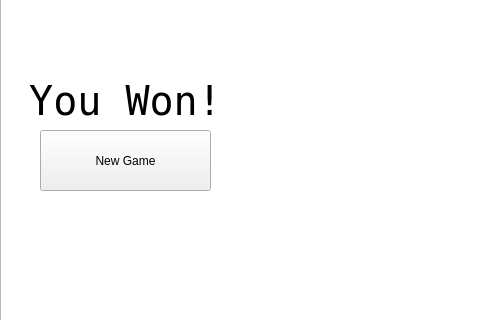
Before: the Qt Designer form Game/winwindow.ui in thyo9470/The-Thunder-Dungeon, drawn with Qt 5; both pictures show x 0 to 480 and y 110 to 430 of the 800 by 600 pixel window.
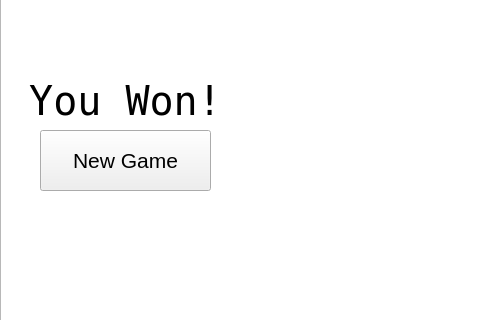
After: the same form once the commit is applied.

Patch:
```diff
--- a/Game/winwindow.ui
+++ b/Game/winwindow.ui
@@ -55,6 +55,11 @@
       <height>61</height>
      </rect>
     </property>
+    <property name="font">
+     <font>
+      <pointsize>16</pointsize>
+     </font>
+    </property>
     <property name="text">
      <string>New Game</string>
     </property>
```
Left out of the diff: 2 changed lines with no effect on the pictures.
